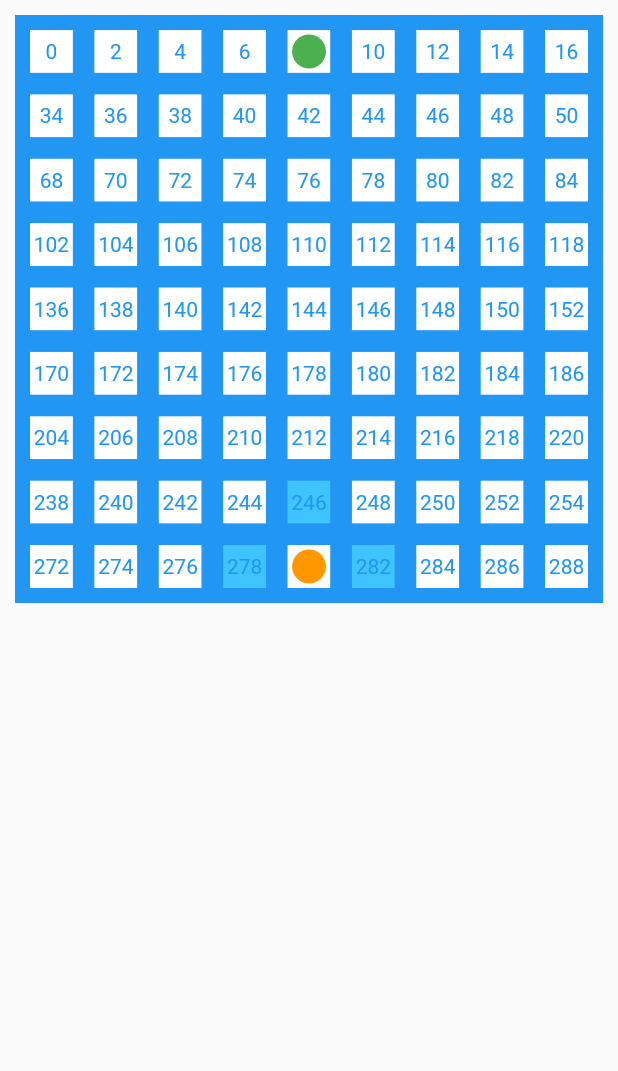
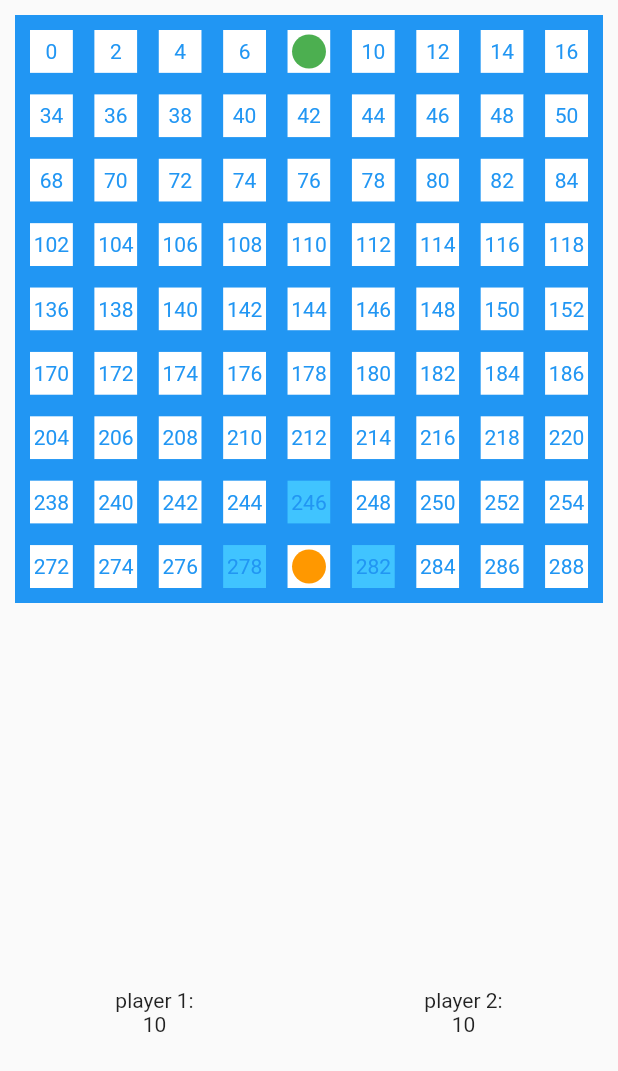
Before and after one commit to YaraHorany/Quoridor, a Flutter app: the screen it shows after launch, on a phone screen of 412 x 824 dp. Shown: the top 1071 px of the screen. Run offline on Flutter 3.47's test engine with Material 2 defaults, Android fonts, the phone set to English and light mode, and no system bars; our stand-ins replace get.

Commit message:
Printing the fences initial number to the screen

```diff
--- a/lib/controllers/game_controller.dart
+++ b/lib/controllers/game_controller.dart
@@ -17,9 +17,8 @@ class GameController extends GetxController {
   }
 
   void buildBoard() {
-    player1 = Player(position: 8, color: Colors.green, fences: 10, turn: false);
-    player2 =
-        Player(position: 280, color: Colors.orange, fences: 10, turn: true);
+    player1 = Player(position: 8, color: Colors.green, turn: false);
+    player2 = Player(position: 280, color: Colors.orange, turn: true);
 
     for (int i = 0; i < GameConstants.totalInBoard; i++) {
       if ((i ~/ GameConstants.totalInRow) % 2 == 0) {
--- a/lib/main.dart
+++ b/lib/main.dart
@@ -18,7 +18,7 @@ class MyApp extends StatelessWidget {
       getPages: [
         GetPage(
           name: '/',
-          page: () => const GameScreen(),
+          page: () => GameScreen(),
         ),
       ],
     );
--- a/lib/models/player_model.dart
+++ b/lib/models/player_model.dart
@@ -1,16 +1,16 @@
 import 'dart:ui';
+import 'package:get/get.dart';
 import 'package:quoridor/constants/game_constants.dart';
 import 'fence_model.dart';
 
 class Player {
   int position;
-  int fences;
   final Color color;
   bool turn;
+  RxInt fences = 10.obs;
 
   Player({
     required this.position,
-    required this.fences,
     required this.color,
     required this.turn,
   });
--- a/lib/screens/game_screen/game_screen.dart
+++ b/lib/screens/game_screen/game_screen.dart
@@ -1,8 +1,12 @@
 import 'package:flutter/material.dart';
+import 'package:get/get.dart';
+import '../../controllers/game_controller.dart';
 import '../widgets/board.dart';
 
 class GameScreen extends StatelessWidget {
-  const GameScreen({Key? key}) : super(key: key);
+  final GameController gameController = Get.put(GameController());
+
+  GameScreen({Key? key}) : super(key: key);
 
   @override
   Widget build(BuildContext context) {
@@ -10,8 +14,27 @@ class GameScreen extends StatelessWidget {
       body: Column(
         children: [
           Expanded(
-            flex: 10,
+            flex: 4,
             child: Board(),
+          ),
+          Expanded(
+            child: Row(
+              mainAxisAlignment: MainAxisAlignment.spaceAround,
+              children: [
+                Column(
+                  children: [
+                    const Text('player 1:'),
+                    Obx(() => Text(gameController.player1.fences.toString())),
+                  ],
+                ),
+                Column(
+                  children: [
+                    const Text('player 2:'),
+                    Obx(() => Text(gameController.player2.fences.toString())),
+                  ],
+                ),
+              ],
+            ),
           ),
         ],
       ),
```
